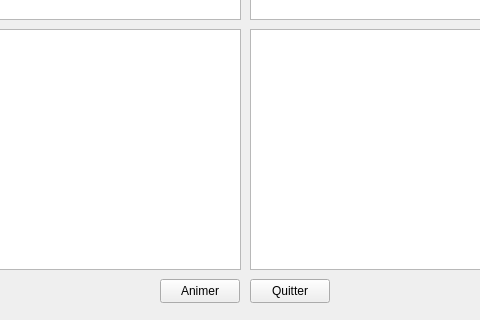
Above: QT5/Multimédia/Graphisme/TD_2/TD_2/oui.ui from GeoffreyBeranger/Apprendre_Cpp before the change; both pictures show x 150 to 630 and y 231 to 551 of the 790 by 551 pixel window. Below: the same form after it.
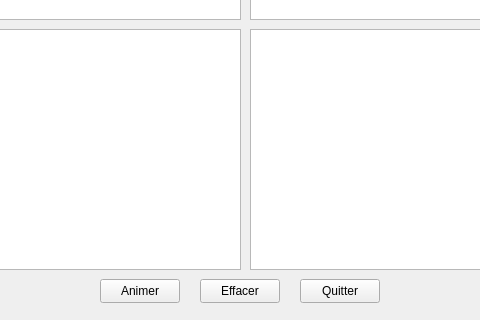
That is the form after the change.

The edit to the form file:
```diff
--- a/QT5/Multimédia/Graphisme/TD_2/TD_2/oui.ui
+++ b/QT5/Multimédia/Graphisme/TD_2/TD_2/oui.ui
@@ -56,7 +56,7 @@
   <widget class="QPushButton" name="pushButton_Animation">
    <property name="geometry">
     <rect>
-     <x>310</x>
+     <x>250</x>
      <y>510</y>
      <width>80</width>
      <height>24</height>
@@ -69,7 +69,7 @@
   <widget class="QPushButton" name="pushButton_Quitter">
    <property name="geometry">
     <rect>
-     <x>400</x>
+     <x>450</x>
      <y>510</y>
      <width>80</width>
      <height>24</height>
@@ -79,6 +79,19 @@
     <string>Quitter</string>
    </property>
   </widget>
+  <widget class="QPushButton" name="pushButton_Effacer">
+   <property name="geometry">
+    <rect>
+     <x>350</x>
+     <y>510</y>
+     <width>80</width>
+     <height>24</height>
+    </rect>
+   </property>
+   <property name="text">
+    <string>Effacer</string>
+   </property>
+  </widget>
  </widget>
  <layoutdefault spacing="6" margin="11"/>
  <resources/>
```
